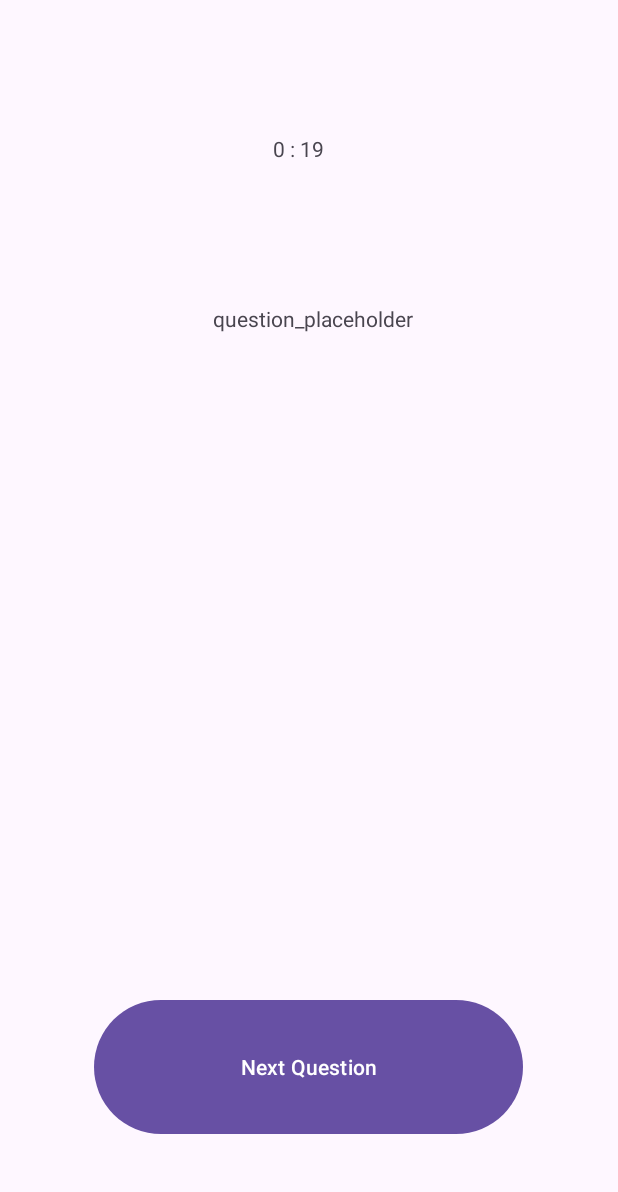
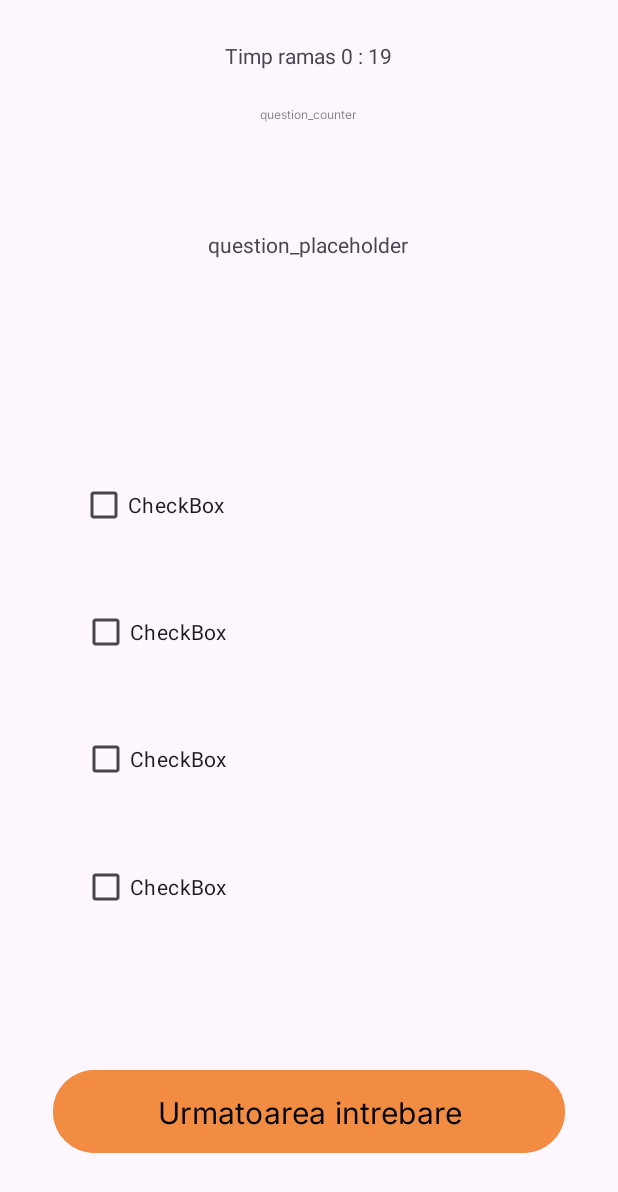
Before and after one commit to R4du911/RoadMaster, an Android app: the QuizActivity screen opened directly, with no data from a screen before it, on a phone screen of 412 x 824 dp. Shown: the top 1192 px of the screen. Run offline under Robolectric (Android 15) with nearby library versions, the phone set to English and light mode, and no system bars; 1 statement that could not run was skipped.

Commit message:
updated interface for quiz

```diff
--- a/app/src/main/java/com/example/roadmaster/activities/QuizActivity.kt
+++ b/app/src/main/java/com/example/roadmaster/activities/QuizActivity.kt
@@ -36,53 +36,50 @@ class QuizActivity : AppCompatActivity() {
         super.onCreate(savedInstanceState)
         setContentView(R.layout.activity_quiz)
 
-        val myIntent = intent
-        val userData = myIntent.getStringExtra("user")
-        val userDataJSON = userData?.let { JSONObject(it) }
+        val timeText: TextView = findViewById(R.id.timer)
 
-        val user_text_view: TextView = findViewById(R.id.user_name)
-
-        user_text_view.text = userDataJSON?.getString("username")
-
-        val time_text: TextView = findViewById(R.id.timer)
-        val timer = object: CountDownTimer(20000, 1000) {
+        val timer = object : CountDownTimer(20000, 1000) {
             override fun onTick(millisUntilFinished: Long) {
-
-                time_text.text = ((millisUntilFinished / 1000) / 60).toString() + " : " + (millisUntilFinished / 1000).toString()
+                timeText.text =
+                    buildString {
+                        append("Timp ramas ")
+                        append(((millisUntilFinished / 1000) / 60))
+                        append(" : ")
+                        append((millisUntilFinished / 1000))
+                    }
             }
 
             override fun onFinish() {
-                time_text.text = "Findish"
+                timeText.text = "Findish"
             }
         }
         timer.start()
 
-        val next_question: Button = findViewById(R.id.next_question)
+        val nextQuestion: Button = findViewById(R.id.next_question)
 
-        next_question.setOnClickListener{
+        nextQuestion.setOnClickListener {
             lifecycleScope.launch { getQuestion() }
         }
+        nextQuestion.performClick();
     }
 
-    private suspend fun getQuestion()
-    {
+    private suspend fun getQuestion() {
         try {
             val response: HttpResponse = httpClient.post("http://10.0.2.2:8000/api/question")
             {
                 contentType(ContentType.Application.Json)
-                body= GetQuestionRequestDTO("A2")
+                body = GetQuestionRequestDTO("A2")
             }
 
-            if ( response.status.isSuccess()){
+            if (response.status.isSuccess()) {
                 val json = JSONObject(response.readText())
                 val userData = json.getJSONObject("data")
 
                 val question: TextView = findViewById(R.id.question)
+                question.text = userData.getString("text")
 
-                question.text = userData.getString("text")
             }
-        }
-        catch (e: Exception) {
+        } catch (e: Exception) {
             e.printStackTrace()
         }
     }
--- a/app/src/main/res/layout/activity_quiz.xml
+++ b/app/src/main/res/layout/activity_quiz.xml
@@ -8,52 +8,116 @@
 
     <Button
         android:id="@+id/next_question"
-        android:layout_width="286dp"
-        android:layout_height="97dp"
-        android:layout_marginBottom="64dp"
-        android:text="Next Question"
+        android:layout_width="341dp"
+        android:layout_height="63dp"
+        android:layout_marginBottom="40dp"
+        android:backgroundTint="#F18C42"
+        android:fontFamily="@font/inter"
+        android:text="Urmatoarea intrebare"
+        android:textColor="#000000"
+        android:textSize="20sp"
         app:layout_constraintBottom_toBottomOf="parent"
         app:layout_constraintEnd_toEndOf="parent"
-        app:layout_constraintHorizontal_bias="0.496"
-        app:layout_constraintStart_toStartOf="parent" />
+        app:layout_constraintStart_toStartOf="parent"
+        app:layout_constraintTop_toBottomOf="@+id/answer4" />
 
     <TextView
-        android:id="@+id/user_name"
-        android:layout_width="195dp"
+        android:id="@+id/timer"
+        android:layout_width="193dp"
         android:layout_height="31dp"
         android:layout_marginStart="108dp"
-        android:layout_marginTop="48dp"
-        android:text="user_placeholder"
+        android:layout_marginTop="27dp"
+        android:layout_marginEnd="110dp"
+        android:text="time_placeholder"
         android:textAlignment="center"
+        app:layout_constraintEnd_toEndOf="parent"
         app:layout_constraintStart_toStartOf="parent"
         app:layout_constraintTop_toTopOf="parent" />
 
     <TextView
-        android:id="@+id/timer"
-        android:layout_width="182dp"
-        android:layout_height="33dp"
-        android:layout_marginStart="108dp"
-        android:layout_marginTop="10dp"
-        android:layout_marginEnd="121dp"
-        android:text="time_placeholder"
+        android:id="@+id/question"
+        android:layout_width="306dp"
+        android:layout_height="103dp"
+        android:layout_marginStart="130dp"
+        android:layout_marginEnd="130dp"
+        android:layout_marginBottom="42dp"
+        android:text="question_placeholder"
         android:textAlignment="center"
+        app:layout_constraintBottom_toTopOf="@+id/answer1"
         app:layout_constraintEnd_toEndOf="parent"
-        app:layout_constraintHorizontal_bias="0.0"
+        app:layout_constraintHorizontal_bias="0.503"
         app:layout_constraintStart_toStartOf="parent"
-        app:layout_constraintTop_toBottomOf="@+id/user_name" />
+        app:layout_constraintTop_toBottomOf="@+id/question_counter" />
 
     <TextView
-        android:id="@+id/question"
-        android:layout_width="292dp"
-        android:layout_height="132dp"
-        android:layout_marginStart="130dp"
-        android:layout_marginTop="80dp"
-        android:layout_marginEnd="130dp"
-        android:text="question_placeholder"
+        android:id="@+id/question_counter"
+        android:layout_width="86dp"
+        android:layout_height="26dp"
+        android:layout_marginStart="162dp"
+        android:layout_marginEnd="163dp"
+        android:layout_marginBottom="45dp"
+        android:fontFamily="@font/inter"
+        android:text="question_counter"
         android:textAlignment="center"
+        android:textColor="#80000000"
+        android:textSize="8sp"
+        app:layout_constraintBottom_toTopOf="@+id/question"
         app:layout_constraintEnd_toEndOf="parent"
-        app:layout_constraintHorizontal_bias="0.482"
         app:layout_constraintStart_toStartOf="parent"
-        app:layout_constraintTop_toBottomOf="@+id/timer" />
+        app:layout_constraintTop_toBottomOf="@+id/timer"
+        tools:text="placeholder" />
+
+    <CheckBox
+        android:id="@+id/answer1"
+        android:layout_width="305dp"
+        android:layout_height="53dp"
+        android:layout_marginStart="53dp"
+        android:layout_marginEnd="53dp"
+        android:layout_marginBottom="20dp"
+        android:text="CheckBox"
+        app:layout_constraintBottom_toTopOf="@+id/answer2"
+        app:layout_constraintEnd_toEndOf="parent"
+        app:layout_constraintStart_toStartOf="parent"
+        app:layout_constraintTop_toBottomOf="@+id/question"
+        app:layout_constraintVertical_bias="0.976" />
+
+    <CheckBox
+        android:id="@+id/answer2"
+        android:layout_width="305dp"
+        android:layout_height="53dp"
+        android:layout_marginStart="54dp"
+        android:layout_marginEnd="52dp"
+        android:layout_marginBottom="20dp"
+        android:text="CheckBox"
+        app:layout_constraintBottom_toTopOf="@+id/answer3"
+        app:layout_constraintEnd_toEndOf="parent"
+        app:layout_constraintStart_toStartOf="parent"
+        app:layout_constraintTop_toBottomOf="@+id/answer1" />
+
+    <CheckBox
+        android:id="@+id/answer3"
+        android:layout_width="305dp"
+        android:layout_height="53dp"
+        android:layout_marginStart="54dp"
+        android:layout_marginEnd="52dp"
+        android:layout_marginBottom="20dp"
+        android:text="CheckBox"
+        app:layout_constraintBottom_toTopOf="@+id/answer4"
+        app:layout_constraintEnd_toEndOf="parent"
+        app:layout_constraintStart_toStartOf="parent"
+        app:layout_constraintTop_toBottomOf="@+id/answer2" />
+
+    <CheckBox
+        android:id="@+id/answer4"
+        android:layout_width="305dp"
+        android:layout_height="53dp"
+        android:layout_marginStart="54dp"
+        android:layout_marginEnd="52dp"
+        android:layout_marginBottom="80dp"
+        android:text="CheckBox"
+        app:layout_constraintBottom_toTopOf="@+id/next_question"
+        app:layout_constraintEnd_toEndOf="parent"
+        app:layout_constraintStart_toStartOf="parent"
+        app:layout_constraintTop_toBottomOf="@+id/answer3" />
 
 </androidx.constraintlayout.widget.ConstraintLayout>
```
